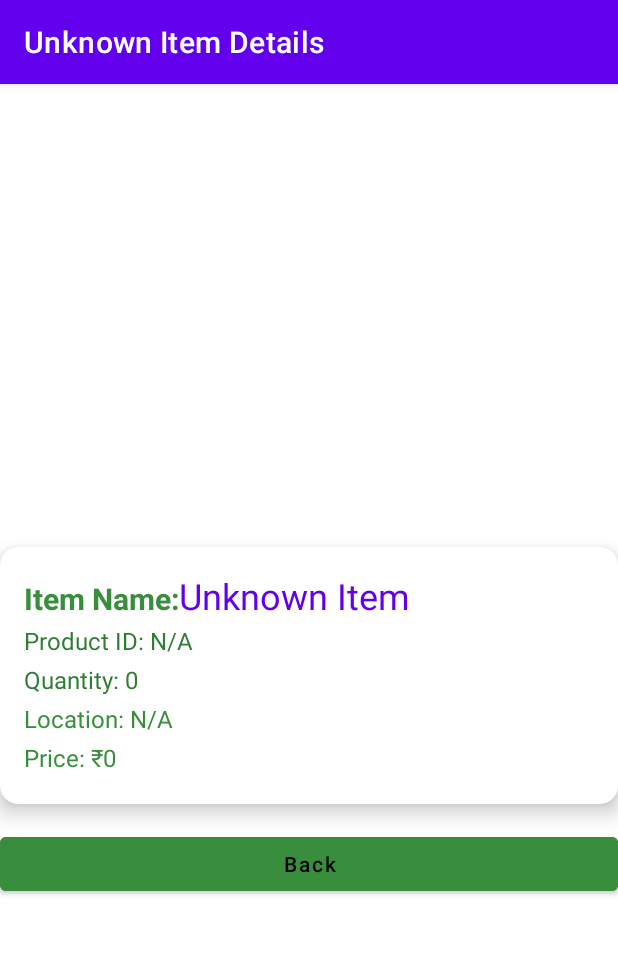
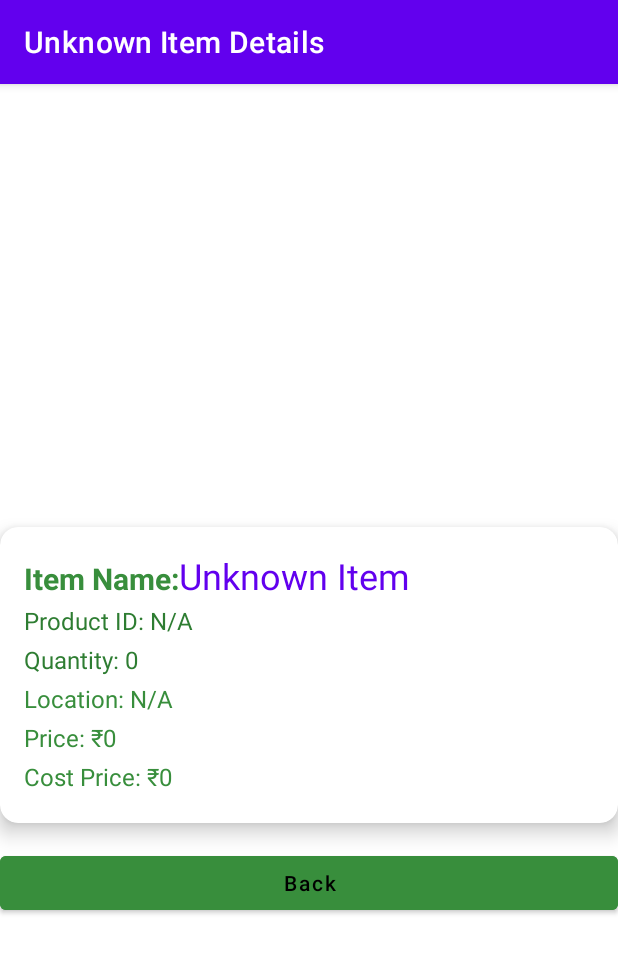
Before and after one commit to Gaurav-banwal/inventory_system, an Android app: the Details screen opened directly, with no data from a screen before it, on a phone screen of 412 x 824 dp. Shown: the top 953 px of the screen. Run offline under Robolectric (Android 15) with nearby library versions, the phone set to English and light mode, and no system bars.

Commit message:
Added Cost price

```diff
--- a/app/src/main/java/com/oops/inventory_system/FirestoreManager.kt
+++ b/app/src/main/java/com/oops/inventory_system/FirestoreManager.kt
@@ -7,14 +7,15 @@ class FirestoreManager {
     private val db = FirebaseFirestore.getInstance()
 
     // Add a new inventory item
-    fun addItem(trackId: Int, name: String, quantity: Int, location: String, price: Int, category: String, onComplete: (Boolean, Exception?) -> Unit) {
+    fun addItem(trackId: Int, name: String, quantity: Int, location: String, price: Int, category: String, buyprice: Int, onComplete: (Boolean, Exception?) -> Unit) {
         val itemData = hashMapOf(
             "trackId" to trackId,
             "name" to name,
             "quantity" to quantity,
             "location" to location,
             "price" to price,
-            "category" to category
+            "category" to category,
+            "buyprice" to buyprice
         )
 
         db.collection("inventory").document(trackId.toString())
--- a/app/src/main/java/com/oops/inventory_system/ItemAdaptor.kt
+++ b/app/src/main/java/com/oops/inventory_system/ItemAdaptor.kt
@@ -27,6 +27,7 @@ class ItemAdapter(private val items: MutableList<Item>, private val context: Con
         val categoryText = view.findViewById<TextView>(R.id.itemCategory)
         val locationText = view.findViewById<TextView>(R.id.itemLocation)
         val priceText = view.findViewById<TextView>(R.id.itemPrice)
+        val buyPriceText = view.findViewById<TextView?>(R.id.itemBuyPrice)
         val addButton = view.findViewById<Button>(R.id.addButton)
         val subtractButton = view.findViewById<Button>(R.id.subtractButton)
 
@@ -35,6 +36,9 @@ class ItemAdapter(private val items: MutableList<Item>, private val context: Con
         categoryText.text = item.category
         locationText.text = item.location
         priceText.text = "₹${item.price}"
+        if (buyPriceText != null) {
+            buyPriceText.text = "CP: ₹${item.buyprice}"
+        }
 
         // Critical: Make sure the buttons don't interfere with list item clicks
         addButton.setOnClickListener { v ->
--- a/app/src/main/java/com/oops/inventory_system/ItemListAdapter.kt
+++ b/app/src/main/java/com/oops/inventory_system/ItemListAdapter.kt
@@ -25,11 +25,15 @@ class ItemListAdapter(private val context: Context, private var items: List<Item
         // Find views
         val nameTextView = view.findViewById<TextView>(R.id.item_name)
         val priceTextView = view.findViewById<TextView>(R.id.item_price)
+        val buyPriceTextView = view.findViewById<TextView?>(R.id.item_buyprice)
         val quantityTextView = view.findViewById<TextView>(R.id.item_quantity)
 
         // Set data to views
         nameTextView.text = item.name
         priceTextView.text = "₹${item.price}"
+        if (buyPriceTextView != null) {
+            buyPriceTextView.text = "CP: ₹${item.buyprice}"
+        }
         quantityTextView.text = "Qty: ${item.quantity}"
 
         return view
--- a/app/src/main/java/com/oops/inventory_system/details.kt
+++ b/app/src/main/java/com/oops/inventory_system/details.kt
@@ -33,6 +33,7 @@ class Details : AppCompatActivity() {
         val itemCategory = intent.getStringExtra("item_category") ?: "N/A"
         val itemLocation = intent.getStringExtra("item_location") ?: "N/A"
         val itemPrice = intent.getStringExtra("item_price") ?: "0"
+        val itemBuyPrice = intent.getStringExtra("item_buyprice") ?: "0"
 
         // Set the data to the TextViews
         findViewById<TextView>(R.id.itemname).text = itemName
@@ -40,6 +41,7 @@ class Details : AppCompatActivity() {
         findViewById<TextView>(R.id.itemQuantity).text = "Quantity: $itemQuantity"
         findViewById<TextView>(R.id.itemLocation).text = "Location: $itemLocation"
         findViewById<TextView>(R.id.marketPrice).text = "Price: ₹$itemPrice"
+        findViewById<TextView>(R.id.costPrice).text = "Cost Price: ₹$itemBuyPrice"
 
         // Display category in the title or elsewhere if needed
         supportActionBar?.title = "$itemName Details"
--- a/app/src/main/java/com/oops/inventory_system/selection.kt
+++ b/app/src/main/java/com/oops/inventory_system/selection.kt
@@ -86,6 +86,7 @@ class selection : AppCompatActivity() {
                             val itemCategory = document.getString("category") ?: ""
                             val location = document.getString("location") ?: ""
                             val price = (document.get("price") as? Number)?.toInt() ?: 0
+                            val buyprice = (document.get("buyprice") as? Number)?.toInt() ?: 0
 
                             val item = Item(
                                 trackId = trackId,
@@ -93,7 +94,8 @@ class selection : AppCompatActivity() {
                                 name = name,
                                 category = itemCategory,
                                 location = location,
-                                price = price
+                                price = price,
+                                buyprice = buyprice
                             )
 
                             itemsList.add(item)
@@ -119,6 +121,7 @@ class selection : AppCompatActivity() {
             putExtra("item_category", item.category)
             putExtra("item_location", item.location)
             putExtra("item_price", item.price.toString())
+            putExtra("item_buyprice", item.buyprice.toString())
         }
         startActivity(intent)
     }
--- a/app/src/main/res/layout/activity_details.xml
+++ b/app/src/main/res/layout/activity_details.xml
@@ -99,6 +99,14 @@
                 android:text="Price: "
                 android:textColor="#388E3C"
                 android:textSize="16sp" />
+            <TextView
+                android:id="@+id/costPrice"
+                android:layout_width="wrap_content"
+                android:layout_height="wrap_content"
+                android:layout_marginBottom="4dp"
+                android:text="Cost Price: "
+                android:textColor="#388E3C"
+                android:textSize="16sp" />
         </LinearLayout>
     </androidx.cardview.widget.CardView>
 
```
Also changed, not shown: app/src/main/java/com/oops/inventory_system/AddItem.kt (+8 -5 lines), app/src/main/java/com/oops/inventory_system/EditItem.kt (+12 -14 lines), app/src/main/java/com/oops/inventory_system/ui/gallery/GalleryFragment.kt (+20 -3 lines), app/src/main/res/layout/item_list_row.xml (+10 -0 lines), app/src/main/res/layout/list_item.xml (+7 -0 lines).
